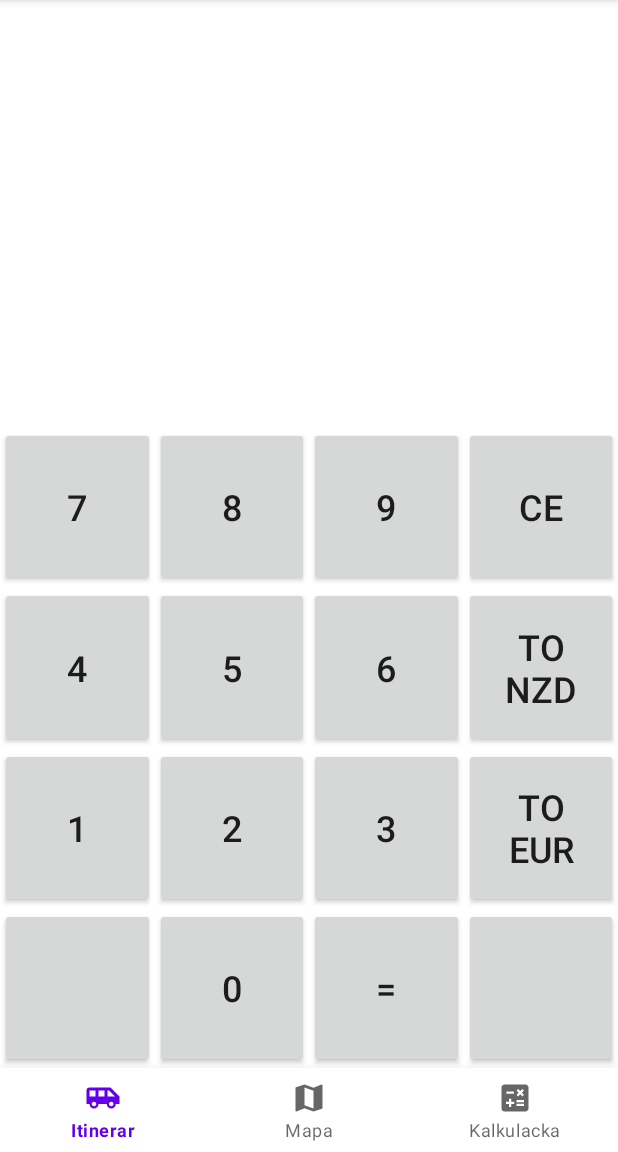
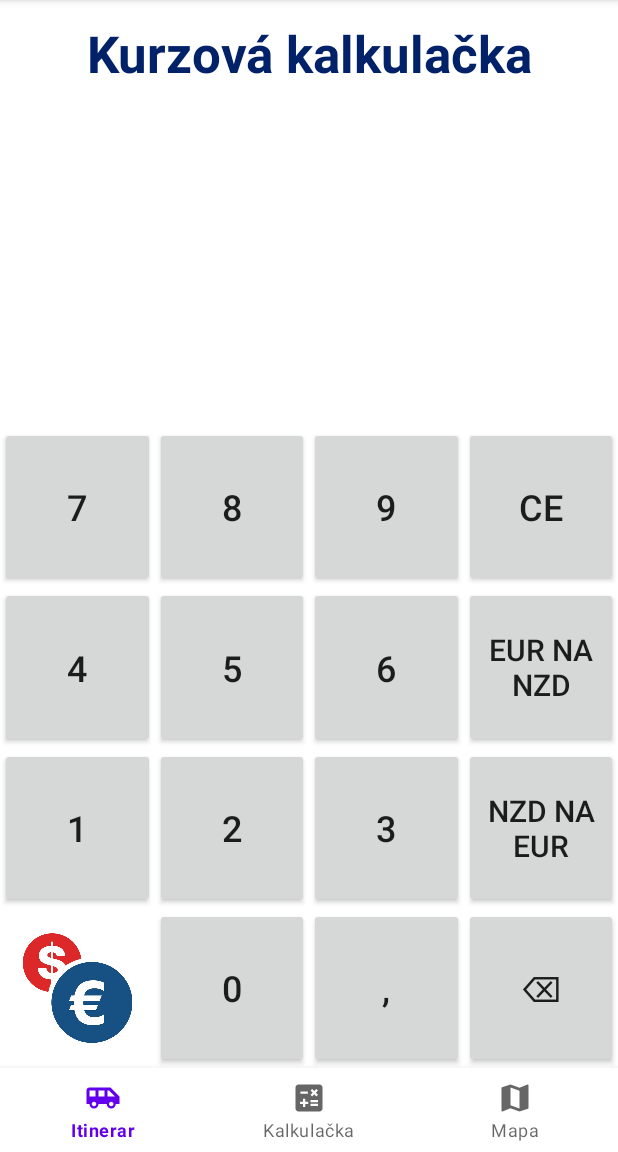
Before and after one commit to filipNestes/kotlin_app, an Android app: the SecondFragment screen opened through its navigation route, after a tap on "CE", on a phone screen of 412 x 824 dp, the part 84-1236 px from its top. Run offline under Robolectric (Android 15) with nearby library versions, the phone set to English and light mode, and no system bars; our stand-ins replace navigation-ui.

Commit message:
dokoncenie kalkulacky

```diff
--- a/app/src/main/java/com/example/nztrip/SecondFragment.kt
+++ b/app/src/main/java/com/example/nztrip/SecondFragment.kt
@@ -1,5 +1,6 @@
 package com.example.nztrip
 
+import android.graphics.Color
 import android.os.Bundle
 import androidx.fragment.app.Fragment
 import android.view.LayoutInflater
@@ -15,13 +16,12 @@ class SecondFragment : Fragment(R.layout.fragment_second) {
     private var _binding : FragmentSecondBinding? = null
     private val binding get() = _binding!!
 
-    private var cisla: ArrayList<Float>? = null; //premenna uloz vsetky cisla ktore uzivatel zadal
-    private var znaky: ArrayList<String>? = null;
+    private var myNumbers: ArrayList<Float>? = null; //premenna uloz vsetky cisla ktore uzivatel zadal
 
-    private var cislo = "";
-    private var priklad = "";
-    private var vysledok = 0f; // vykoná počítanie a uloží výsledok
-    private var resetovanie = true;
+    private var myChar = "";
+    private var currencyValue = "";
+    private var result = 0f; // vykoná počítanie a uloží výsledok
+    private var isReset = true;
     private var NZDCouse = 1.688614;
     private var EURCouse = 0.592716;
 
@@ -38,111 +38,93 @@ class SecondFragment : Fragment(R.layout.fragment_second) {
     override fun onViewCreated(view: View, savedInstanceState: Bundle?) {
         super.onViewCreated(view, savedInstanceState)
 
-        cisla = ArrayList()
-        znaky = ArrayList()
+        myNumbers = ArrayList()
 
         binding.appBtn0.setOnClickListener {
-            zadajCislo("0")
+            setChar("0")
         }
         binding.appBtn1.setOnClickListener {
-            zadajCislo("1")
+            setChar("1")
         }
         binding.appBtn2.setOnClickListener {
-            zadajCislo("2")
+            setChar("2")
         }
         binding.appBtn3.setOnClickListener {
-            zadajCislo("3")
+            setChar("3")
         }
         binding.appBtn4.setOnClickListener {
-            zadajCislo("4")
+            setChar("4")
         }
         binding.appBtn5.setOnClickListener {
-            zadajCislo("5")
+            setChar("5")
         }
         binding.appBtn6.setOnClickListener {
-            zadajCislo("6")
+            setChar("6")
         }
         binding.appBtn7.setOnClickListener {
-            zadajCislo("7")
+            setChar("7")
         }
         binding.appBtn8.setOnClickListener {
-            zadajCislo("8")
+            setChar("8")
         }
         binding.appBtn9.setOnClickListener {
-            zadajCislo("9")
+            setChar("9")
+        }
+        binding.appDecimalPoint.setOnClickListener {
+            setChar(".")
+        }
+
+        binding.appBack.setOnClickListener {
+            removeLastCharacter()
         }
 
         binding.appToEur.setOnClickListener {
 
-            if (resetovanie && cislo != "") {
-                val transferNzdToEur = priklad.toFloat() * EURCouse
+            if (isReset && myChar != "") {
+                val transferNzdToEur = currencyValue.toFloat() * EURCouse
                 val roundedEur = transferNzdToEur.toBigDecimal().setScale(2, RoundingMode.UP).toDouble()
-                binding.vysledokTxt.text = roundedEur.toString()
+                binding.currencyResult.text = roundedEur.toString() + '€'
+                binding.currencyResult.setTextColor(Color.parseColor("#ffffff"));
+                binding.currencyResult.setBackgroundColor(Color.parseColor("#012169"));
             }
         }
         binding.appToNzd.setOnClickListener {
 
-            if (resetovanie && cislo != "") {
-                val transferEurToNzd = priklad.toFloat() * NZDCouse
+            if (isReset && myChar != "") {
+                val transferEurToNzd = currencyValue.toFloat() * NZDCouse
                 val roundedNzd = transferEurToNzd.toBigDecimal().setScale(2, RoundingMode.UP).toDouble()
-                binding.vysledokTxt.text = roundedNzd.toString()
-            }
-        }
-
-        binding.appResult.setOnClickListener {
-            if (resetovanie && cislo != "") {
-                cisla?.add(cislo.toFloat())
-                vypocitajPriklad()
+                binding.currencyResult.text = roundedNzd.toString() + '$'
+                binding.currencyResult.setTextColor(Color.parseColor("#ffffff"));
+                binding.currencyResult.setBackgroundColor(Color.parseColor("#012169"));
             }
         }
 
         binding.appReset.setOnClickListener {
-            resetovanie = true
-            cislo = ""
-            priklad = ""
-            vysledok = 0f
-            cisla = ArrayList()
-            znaky = ArrayList()
-            binding.prikladTxt.text = ""
-            binding.vysledokTxt.text = ""
+            isReset = true
+            myChar = ""
+            currencyValue = ""
+            result = 0f
+            myNumbers = ArrayList()
+            binding.currencyValue.text = ""
+            binding.currencyResult.text = ""
+            binding.currencyResult.setTextColor(Color.parseColor("#000000"));
+            binding.currencyResult.setBackgroundColor(Color.parseColor("#ffffff"));
         }
     }
 
-    private fun zadajCislo(num: String) {
-        if (resetovanie) {
-            cislo += num
-            priklad += num
-            binding.prikladTxt.text = priklad
+    private fun setChar(num: String) {
+        if (isReset) {
+            myChar += num
+            currencyValue += num
+            binding.currencyValue.text = currencyValue
         }
     }
 
-    private fun zadajZnak(str: String) {
-        if (resetovanie && cislo != "") {
-            cisla?.add(cislo.toFloat())
-            cislo = ""
-            znaky?.add(str)
-            priklad += str
-            binding.prikladTxt.text = priklad
+    private fun removeLastCharacter() {
+        if (isReset) {
+            currencyValue = currencyValue.dropLast(1)
+            binding.currencyValue.text = currencyValue
         }
-    }
-
-    private fun vypocitajPriklad () {
-        if (cisla!!.size != 0 && znaky!!.size != 0 && cisla!!.size > znaky!!.size) {
-            vysledok = cisla!![0]
-            var i = 0
-            while (i < znaky!!.size) {
-                if (znaky!![i] == "toEur") {
-                    vysledok += cisla!![i + 1]
-                    i++
-                }
-                else if (znaky!![i] == "toNzd") {
-                    vysledok -= cisla!![i + 1]
-                    i++
-                }
-            }
-        }
-        binding.vysledokTxt.text = vysledok.toString()
-        resetovanie = false
     }
 
     // uvolnenie pamate ak daný fragment zavriem
--- a/app/src/main/res/layout/fragment_second.xml
+++ b/app/src/main/res/layout/fragment_second.xml
@@ -89,7 +89,8 @@
             android:layout_height="0dp"
             android:text="3"
             android:textSize="24sp"
-            app:layout_constraintBottom_toTopOf="@+id/appResult"
+
+            app:layout_constraintBottom_toTopOf="@+id/appDecimalPoint"
             app:layout_constraintHeight_percent="0.15"
             app:layout_constraintStart_toEndOf="@+id/appBtn2"
             app:layout_constraintWidth_percent="0.25" />
@@ -110,10 +111,9 @@
             android:id="@+id/appBtn1"
             android:layout_width="0dp"
             android:layout_height="0dp"
-
             android:text="1"
             android:textSize="24sp"
-            app:layout_constraintBottom_toTopOf="@+id/appEmpty"
+            app:layout_constraintBottom_toTopOf="@+id/imageView"
             app:layout_constraintHeight_percent="0.15"
             app:layout_constraintStart_toStartOf="parent"
             app:layout_constraintWidth_percent="0.25" />
@@ -123,11 +123,12 @@
             android:layout_width="0dp"
             android:layout_height="0dp"
 
+            android:layout_marginStart="8dp"
             android:text="0"
             android:textSize="24sp"
             app:layout_constraintBottom_toBottomOf="parent"
+            app:layout_constraintEnd_toStartOf="@+id/appDecimalPoint"
             app:layout_constraintHeight_percent="0.15"
-            app:layout_constraintStart_toEndOf="@+id/appEmpty"
             app:layout_constraintWidth_percent="0.25" />
 
         <androidx.appcompat.widget.AppCompatButton
@@ -135,8 +136,8 @@
             android:layout_width="0dp"
             android:layout_height="0dp"
 
-            android:text="To NZD"
-            android:textSize="24sp"
+            android:text="EUR na NZD"
+            android:textSize="20sp"
             app:layout_constraintBottom_toTopOf="@+id/appToEur"
             app:layout_constraintEnd_toEndOf="parent"
             app:layout_constraintHeight_percent="0.15"
@@ -147,9 +148,9 @@
             android:layout_width="0dp"
             android:layout_height="0dp"
 
-            android:text="To Eur"
-            android:textSize="24sp"
-            app:layout_constraintBottom_toTopOf="@+id/appEmpty2"
+            android:text="NZD na EUR"
+            android:textSize="20sp"
+            app:layout_constraintBottom_toTopOf="@+id/appBack"
             app:layout_constraintEnd_toEndOf="parent"
             app:layout_constraintHeight_percent="0.15"
             app:layout_constraintWidth_percent="0.25" />
@@ -167,66 +168,84 @@
             app:layout_constraintWidth_percent="0.25" />
 
         <androidx.appcompat.widget.AppCompatButton
-            android:id="@+id/appResult"
+            android:id="@+id/appBack"
             android:layout_width="0dp"
             android:layout_height="0dp"
 
-            android:text="="
-            android:textSize="24sp"
-            app:layout_constraintBottom_toBottomOf="parent"
-            app:layout_constraintHeight_percent="0.15"
-            app:layout_constraintStart_toEndOf="@+id/appBtn0"
-            app:layout_constraintWidth_percent="0.25" />
-
-        <androidx.appcompat.widget.AppCompatButton
-            android:id="@+id/appEmpty"
-            android:layout_width="0dp"
-            android:layout_height="0dp"
-
-            android:text=""
-            android:textSize="24sp"
-            app:layout_constraintBottom_toBottomOf="parent"
-            app:layout_constraintHeight_percent="0.15"
-            app:layout_constraintStart_toStartOf="parent"
-            app:layout_constraintWidth_percent="0.25" />
-
-        <androidx.appcompat.widget.AppCompatButton
-            android:id="@+id/appEmpty2"
-            android:layout_width="0dp"
-            android:layout_height="0dp"
-
-            android:text=""
+            android:text="⌫"
             android:textSize="24sp"
             app:layout_constraintBottom_toBottomOf="parent"
             app:layout_constraintEnd_toEndOf="parent"
             app:layout_constraintHeight_percent="0.15"
             app:layout_constraintWidth_percent="0.25" />
 
+
+        <androidx.appcompat.widget.AppCompatButton
+            android:id="@+id/appDecimalPoint"
+            android:layout_width="0dp"
+            android:layout_height="0dp"
+
+            android:text=","
+            android:textSize="24sp"
+            app:layout_constraintBottom_toBottomOf="parent"
+            app:layout_constraintEnd_toStartOf="@+id/appBack"
+            app:layout_constraintHeight_percent="0.15"
+            app:layout_constraintWidth_percent="0.25" />
+
         <TextView
-            android:id="@+id/prikladTxt"
+            android:id="@+id/calculator_titile"
             android:layout_width="match_parent"
             android:layout_height="0dp"
-            android:layout_marginTop="4dp"
-            android:textAlignment="textEnd"
+            android:gravity="center"
+            android:text="Kurzová kalkulačka"
+            android:textAlignment="center"
+            android:textColor="#012169"
+            android:textSize="34sp"
+            android:textStyle="bold"
+            app:layout_constraintBottom_toTopOf="@+id/currencyValue"
             app:layout_constraintEnd_toEndOf="parent"
-            app:layout_constraintHeight_percent="0.2"
+            app:layout_constraintHeight_percent="0.10"
             app:layout_constraintHorizontal_bias="0.0"
             app:layout_constraintStart_toStartOf="parent"
             app:layout_constraintTop_toTopOf="parent" />
 
         <TextView
-            android:id="@+id/vysledokTxt"
+            android:id="@+id/currencyValue"
             android:layout_width="match_parent"
             android:layout_height="0dp"
-            android:textAlignment="textEnd"
-            android:textSize="24sp"
-            app:layout_constraintBottom_toTopOf="@+id/appBtn7"
+            android:gravity="center"
+            android:textAlignment="center"
+            android:textSize="34sp"
+            app:layout_constraintBottom_toTopOf="@+id/currencyResult"
             app:layout_constraintEnd_toEndOf="parent"
             app:layout_constraintHeight_percent="0.15"
             app:layout_constraintHorizontal_bias="0.0"
-            app:layout_constraintStart_toStartOf="parent"
-            app:layout_constraintTop_toBottomOf="@+id/prikladTxt"
-            app:layout_constraintVertical_bias="0.259" />
+            app:layout_constraintStart_toStartOf="parent" />
+
+        <TextView
+            android:id="@+id/currencyResult"
+            android:layout_width="match_parent"
+            android:layout_height="0dp"
+            android:gravity="center"
+            android:textAlignment="center"
+            android:textSize="48sp"
+            app:layout_constraintBottom_toTopOf="@+id/appBtn9"
+            app:layout_constraintEnd_toEndOf="parent"
+            app:layout_constraintHeight_percent="0.15"
+            app:layout_constraintHorizontal_bias="0.0"
+            app:layout_constraintStart_toStartOf="parent" />
+
+        <ImageView
+            android:id="@+id/imageView"
+            android:layout_width="0dp"
+            android:layout_height="0dp"
+            android:src="@drawable/currencies"
+            app:layout_constraintHeight_percent="0.15"
+            app:layout_constraintWidth_percent="0.25"
+            app:layout_constraintBottom_toBottomOf="parent"
+            app:layout_constraintEnd_toStartOf="@+id/appBtn0"
+            app:layout_constraintHorizontal_bias="0.0"
+            app:layout_constraintStart_toStartOf="parent" />
     </androidx.constraintlayout.widget.ConstraintLayout>
 
 </FrameLayout>
--- a/app/src/main/res/menu/nav_menu.xml
+++ b/app/src/main/res/menu/nav_menu.xml
@@ -6,10 +6,10 @@
         android:title="Itinerar" />
     <item
         android:id="@+id/secondFragment"
+        android:icon="@drawable/ic_baseline_calculate_24"
+        android:title="Kalkulačka" />
+    <item
+        android:id="@+id/thirdFragment"
         android:icon="@drawable/ic_baseline_map_24"
         android:title="Mapa" />
-    <item
-        android:id="@+id/thirdFragment"
-        android:icon="@drawable/ic_baseline_calculate_24"
-        android:title="Kalkulacka" />
 </menu>
```
Also changed, not shown: app/src/main/res/drawable/currencies.png (added).
